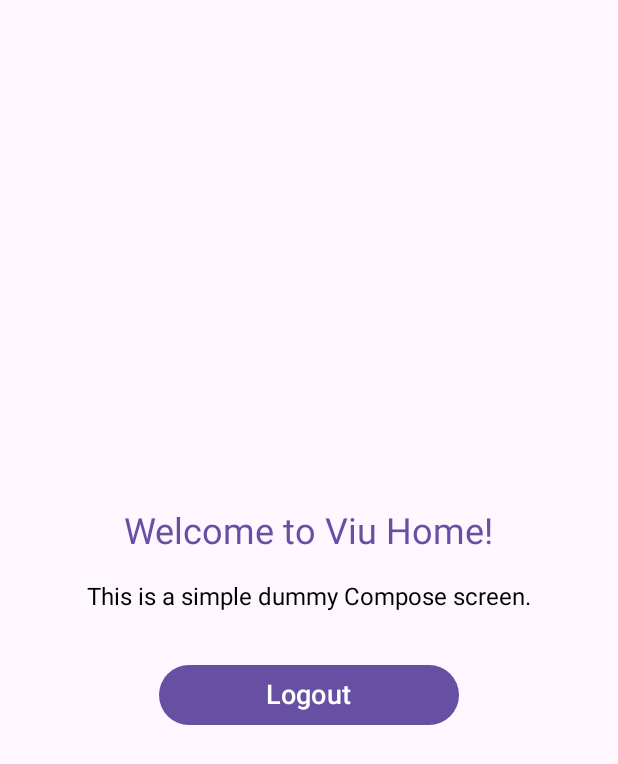
After one commit to NaviSight-Capstone-Project/NaviSight, an Android app built with Jetpack Compose: the ViuHomeActivity screen opened directly, with no data from a screen before it, on a phone screen of 412 x 824 dp. The commit adds this screen. Shown: the top 764 px of the screen. Run offline under Robolectric (Android 15) with nearby library versions, the phone set to English and light mode, and no system bars; our stand-ins replace Firebase (no records; nobody signed in at launch, a user with empty details on screens opened directly).

Commit message:
Set up Folder Structure

```diff
--- /dev/null
+++ b/app/src/main/java/edu/capstone/navisight/auth/data/remote/AuthDataSource.kt
@@ -0,0 +1 @@
+package edu.capstone.navisight.auth.data.remote
--- /dev/null
+++ b/app/src/main/java/edu/capstone/navisight/auth/data/repository/AuthService.kt
@@ -0,0 +1,4 @@
+package edu.capstone.navisight.auth.data.repository
+
+class AuthService {
+}
--- /dev/null
+++ b/app/src/main/java/edu/capstone/navisight/auth/domain/LoginUseCase.kt
@@ -0,0 +1 @@
+package edu.capstone.navisight.auth.domain
--- /dev/null
+++ b/app/src/main/java/edu/capstone/navisight/auth/model/LoginRequest.kt
@@ -0,0 +1,4 @@
+package edu.capstone.navisight.auth.model
+
+class LoginRequest {
+}
--- /dev/null
+++ b/app/src/main/java/edu/capstone/navisight/auth/ui/login/LoginActivity.kt
@@ -0,0 +1 @@
+package edu.capstone.navisight.auth.ui.login
--- /dev/null
+++ b/app/src/main/java/edu/capstone/navisight/auth/ui/login/LoginScreen.kt
@@ -0,0 +1,4 @@
+package edu.capstone.navisight.auth.ui.login
+
+class LoginScreen {
+}
--- /dev/null
+++ b/app/src/main/java/edu/capstone/navisight/auth/ui/login/LoginViewModel.kt
@@ -0,0 +1 @@
+package edu.capstone.navisight.auth.ui.login
--- /dev/null
+++ b/app/src/main/java/edu/capstone/navisight/caregiver/data/remote/DataSource.kt
@@ -0,0 +1 @@
+package edu.capstone.navisight.caregiver.data.remote
--- /dev/null
+++ b/app/src/main/java/edu/capstone/navisight/viu/data/remote/DataSource.kt
@@ -0,0 +1 @@
+package edu.capstone.navisight.viu.data.remote
--- /dev/null
+++ b/app/src/main/java/edu/capstone/navisight/viu/ui/ViuHomeActivity.kt
@@ -0,0 +1,66 @@
+package edu.capstone.navisight.viu.ui
+
+import android.content.Intent
+import android.os.Bundle
+import androidx.activity.ComponentActivity
+import androidx.activity.compose.setContent
+import androidx.compose.foundation.layout.*
+import androidx.compose.material3.*
+import androidx.compose.runtime.Composable
+import androidx.compose.ui.Alignment
+import androidx.compose.ui.Modifier
+import androidx.compose.ui.unit.dp
+import androidx.compose.ui.unit.sp
+import com.google.firebase.auth.FirebaseAuth
+import edu.capstone.navisight.auth.ui.login.LoginActivity
+
+class ViuHomeActivity : ComponentActivity() {
+
+    override fun onCreate(savedInstanceState: Bundle?) {
+        super.onCreate(savedInstanceState)
+        setContent {
+            ViuHomeScreen(
+                onLogout = {
+                    // Sign out the current Firebase user and go back to LoginActivity
+                    FirebaseAuth.getInstance().signOut()
+                    startActivity(Intent(this, LoginActivity::class.java))
+                    finish()
+                }
+            )
+        }
+    }
+}
+
+@Composable
+fun ViuHomeScreen(onLogout: () -> Unit) {
+    Column(
+        modifier = Modifier
+            .fillMaxSize()
+            .padding(32.dp),
+        horizontalAlignment = Alignment.CenterHorizontally,
+        verticalArrangement = Arrangement.Center
+    ) {
+        Text(
+            text = "Welcome to Viu Home!",
+            fontSize = 24.sp,
+            style = MaterialTheme.typography.headlineMedium,
+            color = MaterialTheme.colorScheme.primary
+        )
+
+        Spacer(modifier = Modifier.height(16.dp))
+
+        Text(
+            text = "This is a simple dummy Compose screen.",
+            fontSize = 16.sp
+        )
+
+        Spacer(modifier = Modifier.height(32.dp))
+
+        Button(
+            onClick = onLogout,
+            modifier = Modifier.width(200.dp)
+        ) {
+            Text(text = "Logout", fontSize = 18.sp)
+        }
+    }
+}
```
Also changed, not shown: app/src/main/AndroidManifest.xml (+7 -0 lines), app/src/main/java/edu/capstone/navisight/MainActivity.kt (+7 -38 lines), app/src/main/java/edu/capstone/navisight/caregiver/ui/CaregiverHomeActivity.kt (added, +57 -0 lines), 1 other file.
